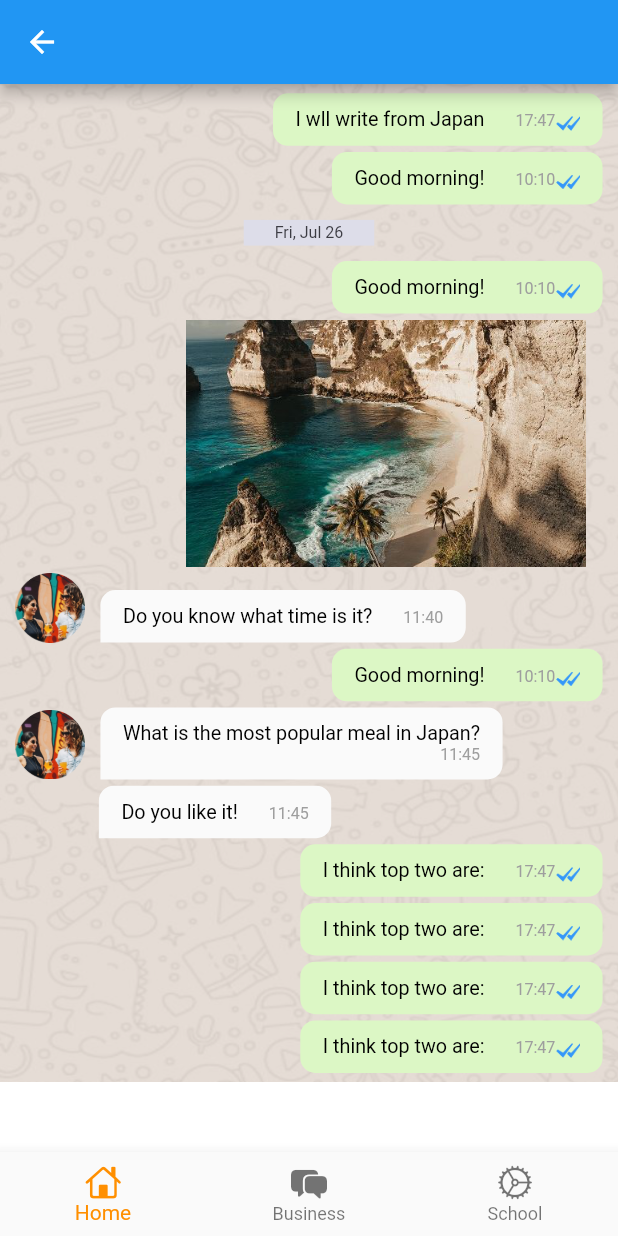
After one commit to NNNXT/Challenge-For-Varisoft, a Flutter app: the LandingPage screen opened directly, on a phone screen of 412 x 824 dp. The commit adds this screen. Run offline on Flutter 3.47's test engine with Material 2 defaults, Android fonts, the phone set to English and light mode, and no system bars.

Commit message:
Update ChatPage V.1

```diff
--- /dev/null
+++ b/lib/mockup/mockupData/mockupData.dart
@@ -0,0 +1,95 @@
+class MockupData{
+  var historyChat = [
+    {
+      "message" : "I wll write from Japan",
+      "type" : "text",
+      "sender" : "me",
+      "profileSender" : "lib/mockup/mockupImage/mockupSender.png",
+      "time" : "17:47"
+    },
+    {
+      "message" : "Good morning!",
+      "type" : "text",
+      "sender" : "me",
+      "profileSender" : "lib/mockup/mockupImage/mockupSender.png",
+      "time" : "10:10"
+    },
+    {
+      "message" : "Fri, Jul 26",
+      "type" : "newDate",
+      "sender" : "system",
+      "profileSender" : "",
+      "time" : "00:00"
+    },
+    {
+      "message" : "Good morning!",
+      "type" : "text",
+      "sender" : "me",
+      "profileSender" : "lib/mockup/mockupImage/mockupSender.png",
+      "time" : "10:10"
+    },
+    {
+      "message" : "lib/mockup/mockupImage/mockupImage.png",
+      "type" : "image",
+      "sender" : "me",
+      "profileSender" : "lib/mockup/mockupImage/mockupSender.png",
+      "time" : "10:10"
+    },
+    {
+      "message" : "Do you know what time is it?",
+      "type" : "text",
+      "sender" : "someone",
+      "profileSender" : "lib/mockup/mockupImage/mockupSender.png",
+      "time" : "11:40"
+    },
+    {
+      "message" : "Good morning!",
+      "type" : "text",
+      "sender" : "me",
+      "profileSender" : "lib/mockup/mockupImage/mockupSender.png",
+      "time" : "10:10"
+    },
+    {
+      "message" : "What is the most popular meal in Japan?",
+      "type" : "text",
+      "sender" : "someone",
+      "profileSender" : "lib/mockup/mockupImage/mockupSender.png",
+      "time" : "11:45"
+    },
+    {
+      "message" : "Do you like it!",
+      "type" : "text",
+      "sender" : "someone",
+      "profileSender" : "lib/mockup/mockupImage/mockupSender.png",
+      "time" : "11:45"
+    },
+    {
+      "message" : "I think top two are:",
+      "type" : "text",
+      "sender" : "me",
+      "profileSender" : "lib/mockup/mockupImage/mockupSender.png",
+      "time" : "17:47"
+    },
+    {
+      "message" : "I think top two are:",
+      "type" : "text",
+      "sender" : "me",
+      "profileSender" : "lib/mockup/mockupImage/mockupSender.png",
+      "time" : "17:47"
+    },
+    {
+      "message" : "I think top two are:",
+      "type" : "text",
+      "sender" : "me",
+      "profileSender" : "lib/mockup/mockupImage/mockupSender.png",
+      "time" : "17:47"
+    },
+    {
+      "message" : "I think top two are:",
+      "type" : "text",
+      "sender" : "me",
+      "profileSender" : "lib/mockup/mockupImage/mockupSender.png",
+      "time" : "17:47"
+    },
+  ];
+}
--- /dev/null
+++ b/lib/src/screen/chatPage.dart
@@ -0,0 +1,126 @@
+import 'package:flutter/material.dart';
+import 'package:opentalk/mockup/mockupData/mockupData.dart';
+import 'package:opentalk/src/widget.dart/sizeText.dart';
+
+class ChatPage extends StatefulWidget {
+  @override
+  _ChatPageState createState() => _ChatPageState();
+}
+
+class _ChatPageState extends State<ChatPage> {
+  List historyChat = MockupData().historyChat;
+  int countSenderBySomeone = 0;
+  @override
+  Widget build(BuildContext context) {
+    Size size = MediaQuery.of(context).size;
+    return Scaffold(
+      appBar: AppBar(),
+      body: Container(
+        decoration: BoxDecoration(
+          image: DecorationImage(
+            image: AssetImage('assets/background/background.png'),
+            fit: BoxFit.fill
+          )
+        ),
+        child: ListView.builder(
+          itemCount: MockupData().historyChat.length,
+          shrinkWrap: true,
+          itemBuilder: (context,i){
+            if (historyChat[i]['sender'] == 'me') {
+              countSenderBySomeone = 0;
+            } else {
+              countSenderBySomeone++;
+            }
+            return Padding(
+              padding: EdgeInsets.symmetric(vertical: size.height * 0.0025),
+              child: historyChat[i]['type'] == 'text' ? Padding(
+                padding: EdgeInsets.symmetric(horizontal: size.width * 0.025),
+                child: Row(
+                  children: <Widget>[
+                    Row(
+                      crossAxisAlignment: CrossAxisAlignment.end,
+                      children: [
+                        if (historyChat[i]['sender'] != 'me')
+                          Padding(
+                            padding: EdgeInsets.only(right: size.height * 0.0125),
+                            child: countSenderBySomeone == 1 ? Image.asset(
+                              historyChat[i]['profileSender'],
+                              width: size.width * 0.1125,
+                            ) : Container(width: size.width * 0.11),
+                          ),
+                        Container(
+                          margin: i == 0 ? EdgeInsets.only(top: size.height * 0.005) : i == MockupData().historyChat.length - 1 ? EdgeInsets.only(bottom: size.height * 0.005)  : null,
+                          constraints: BoxConstraints(maxWidth: size.width * 0.75),
+                          child: Wrap(
+                            alignment: WrapAlignment.end,
+                            crossAxisAlignment: WrapCrossAlignment.end,
+                            children: [
+                              SubTitleText(
+                                text: historyChat[i]['message'],
+                                foneSize: 0.016,
+                              ),
+                              Padding(
+                                padding: EdgeInsets.only(left: size.height * 0.025),
+                                child: ContentText(
+                                  text: historyChat[i]['time'],
+                                  textColor: Colors.grey,
+                                  foneSize: 0.013,
+                                ),
+                              ),
+                              if (historyChat[i]['sender'] == 'me')
+                                Image.asset(
+                                  'assets/icons/read.png',
+                                  width: size.height * 0.02,
+                                )
+                            ],
+                          ),
+                          padding: EdgeInsets.fromLTRB(15.0, 10.0, 15.0, 10.0),
+                          decoration: BoxDecoration(
+                            color: historyChat[i]['sender'] == 'me' ? Color(0xFFDCF7C5) : Color(0xFFFAFAFA),
+                            borderRadius: BorderRadius.only(
+                              topLeft: Radius.circular(10),
+                              topRight: Radius.circular(10),
+                              bottomLeft: historyChat[i]['sender'] == 'me' ? Radius.circular(10) : Radius.circular(0),
+                              bottomRight: Radius.circular(10),
+                            )
+                          ),
+                        ),
+                      ],
+                    ),
+                  ],
+                  mainAxisAlignment: historyChat[i]['sender'] == 'me' ? MainAxisAlignment.end : MainAxisAlignment.start,
+                ),
+              ) : historyChat[i]['type'] == 'image' ? Padding(
+                padding: EdgeInsets.symmetric(horizontal: size.width * 0.025),
+                child: Align(
+                  alignment: historyChat[i]['sender'] == 'me' ? Alignment.centerRight : Alignment.centerLeft,
+                  child: ClipRRect(
+                    borderRadius: BorderRadius.circular(10),
+                    child: Image.asset(
+                      historyChat[i]['message'],
+                      width: size.width * 0.7,
+                      height: size.height * 0.2,
+                    ),
+                  ),
+                ),
+              ) : Center(
+                child: Container(
+                  margin: EdgeInsets.symmetric(vertical: size.height * 0.0075),
+                  color: Color(0xFFDDDDE9),
+                  child: Padding(
+                    padding: EdgeInsets.symmetric(horizontal: size.width * 0.05,vertical: size.height * 0.0025),
+                    child: ContentText(
+                      text: historyChat[i]['message'],
+                      foneSize: 0.013,
+                      textColor: Color(0xFF3C3C43),
+                    ),
+                  ),
+                )
+              )
+            );
+          }
+        ),
+      )
+    );
+  }
+}
--- /dev/null
+++ b/lib/src/screen/landingPage.dart
@@ -0,0 +1,58 @@
+import 'package:flutter/cupertino.dart';
+import 'package:flutter/material.dart';
+import 'package:opentalk/src/screen/chatPage.dart';
+
+class LandingPage extends StatefulWidget {
+  @override
+  _LandingPageState createState() => _LandingPageState();
+}
+
+class _LandingPageState extends State<LandingPage> {
+  int _selectedIndex = 0;
+  static TextStyle optionStyle = TextStyle(fontSize: 30, fontWeight: FontWeight.bold);
+  static List<Widget> _widgetOptions = <Widget>[
+    ChatPage(),
+    Text(
+      'Index 1: Business',
+      style: optionStyle,
+    ),
+    Text(
+      'Index 2: School',
+      style: optionStyle,
+    ),
+  ];
+
+  void _onItemTapped(int index) {
+    setState(() {
+      _selectedIndex = index;
+    });
+  }
+
+  @override
+  Widget build(BuildContext context) {
+    return Scaffold(
+      body: Center(
+        child: _widgetOptions.elementAt(_selectedIndex),
+      ),
+      bottomNavigationBar: BottomNavigationBar(
+        items: const <BottomNavigationBarItem>[
+          BottomNavigationBarItem(
+            icon: Icon(CupertinoIcons.house),
+            label: 'Home',
+          ),
+          BottomNavigationBarItem(
+            icon: Icon(CupertinoIcons.bubble_left_bubble_right_fill),
+            label: 'Business',
+          ),
+          BottomNavigationBarItem(
+            icon: Icon(CupertinoIcons.settings),
+            label: 'School',
+          ),
+        ],
+        currentIndex: _selectedIndex,
+        selectedItemColor: Colors.amber[800],
+        onTap: _onItemTapped,
+      ),
+    );
+  }
+}
--- a/lib/src/screen/validateOTPPage.dart
+++ b/lib/src/screen/validateOTPPage.dart
@@ -1,6 +1,7 @@
 import 'dart:async';
 
 import 'package:flutter/material.dart';
+import 'package:opentalk/src/screen/landingPage.dart';
 import 'package:opentalk/src/widget.dart/customButton.dart';
 import 'package:opentalk/src/widget.dart/customCloseButton.dart';
 import 'package:opentalk/src/widget.dart/sizeText.dart';
@@ -146,7 +147,7 @@ class _ValidateOTPPageState extends State<ValidateOTPPage> {
                     onTap: (){
                       if (_formKey.currentState.validate()) {
                         _formKey.currentState.save();
-                        print(otp);
+                        Navigator.push(context, MaterialPageRoute(builder: (context) => LandingPage()));
                       }
                     }
                   ),
--- a/lib/src/widget.dart/sizeText.dart
+++ b/lib/src/widget.dart/sizeText.dart
@@ -29,11 +29,13 @@ class SubTitleText extends StatelessWidget {
   final String text;
   final Color textColor;
   final textAlign;
+  final double foneSize;
 
   SubTitleText({
     @required this.text,
     this.textColor = Colors.black,
-    this.textAlign = TextAlign.start
+    this.textAlign = TextAlign.start,
+    this.foneSize = 0.021
   });
 
   @override
@@ -41,9 +43,10 @@ class SubTitleText extends StatelessWidget {
     double height = MediaQuery.of(context).size.height;
     return Text(
       text,
+      overflow: TextOverflow.visible,
       textAlign: this.textAlign,
       style: TextStyle(
-        fontSize: height * 0.021,
+        fontSize: height * foneSize,
         color: this.textColor
       )
     );
@@ -54,11 +57,13 @@ class ContentText extends StatelessWidget {
   final String text;
   final Color textColor;
   final textAlign;
+  final double foneSize;
 
   ContentText({
     @required this.text,
     this.textColor = Colors.black,
-    this.textAlign = TextAlign.start
+    this.textAlign = TextAlign.start,
+    this.foneSize = 0.015
   });
 
   @override
@@ -68,7 +73,7 @@ class ContentText extends StatelessWidget {
       text,
       textAlign: this.textAlign,
       style: TextStyle(
-        fontSize: height * 0.015,
+        fontSize: height * foneSize,
         color: this.textColor
       )
     );
--- a/pubspec.yaml
+++ b/pubspec.yaml
@@ -22,5 +22,5 @@ flutter:
     - assets/background/
     - assets/icons/
     - assets/images/
-    - mockup/mockupImage/
-    - mockup/mockupLogo/
+    - lib/mockup/mockupImage/
+    - lib/mockup/mockupLogo/
```
Also changed, not shown: lib/mockup/mockupImage/mockupImage.png (renamed from mockup/mockupImage/mockupImage.png), lib/mockup/mockupImage/mockupSender.png (added), lib/mockup/mockupLogo/logoDisney.png (renamed from mockup/mockupLogo/logoDisney.png), lib/mockup/mockupLogo/logoFacebook.png (renamed from mockup/mockupLogo/logoFacebook.png), lib/mockup/mockupLogo/logoInstragram.png (renamed from mockup/mockupLogo/logoInstragram.png), lib/mockup/mockupLogo/logoMcdonald.png (renamed from mockup/mockupLogo/logoMcdonald.png), lib/mockup/mockupLogo/logoMicrosoft.png (renamed from mockup/mockupLogo/logoMicrosoft.png).
